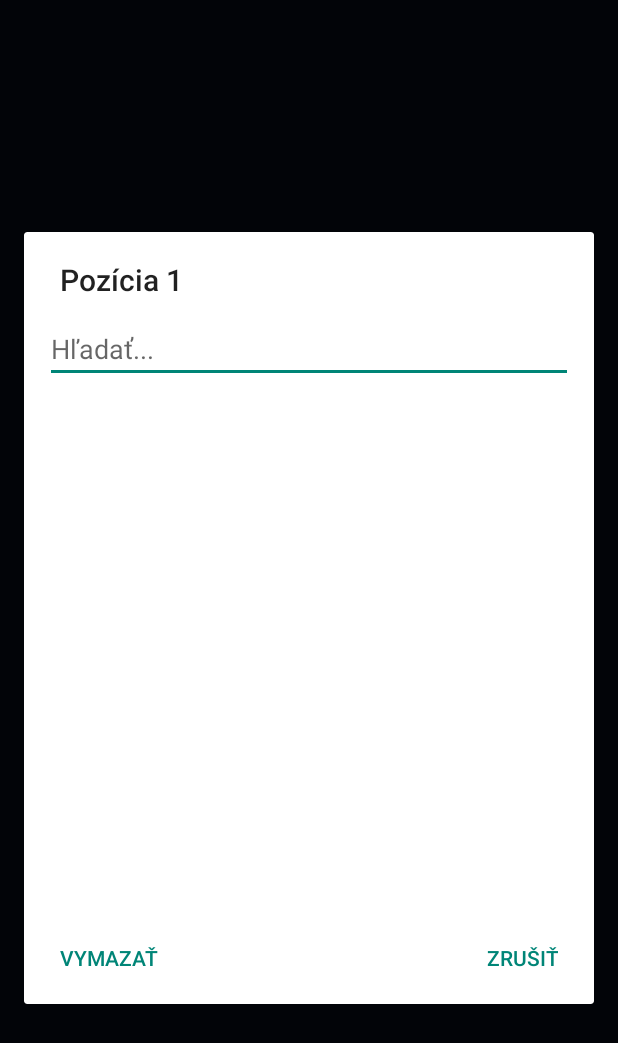
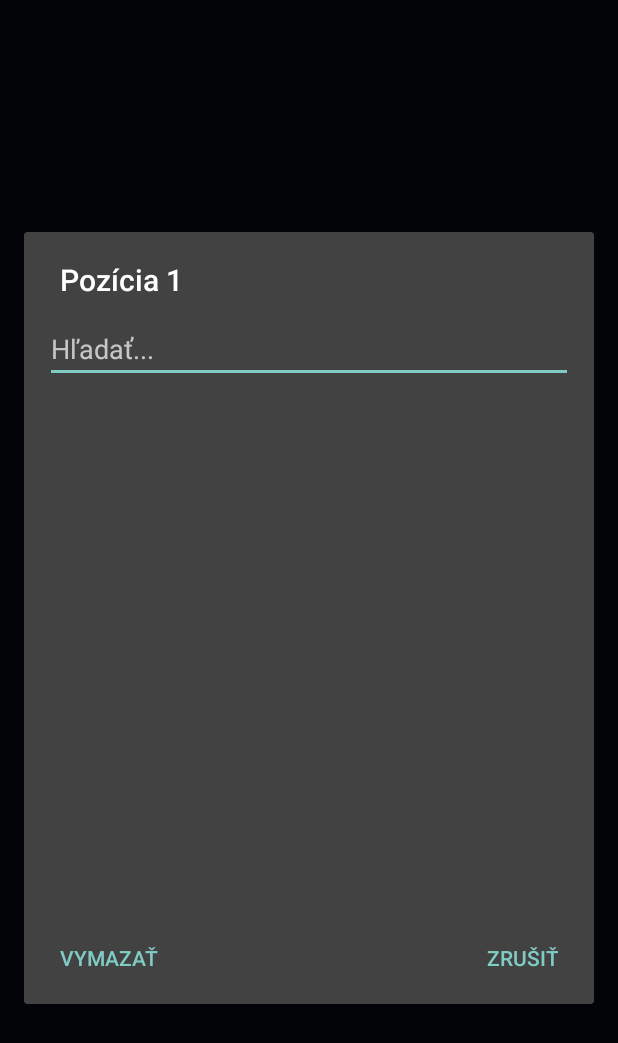
Before and after one commit to cva50000-svg/Menu_Android, an Android app: the screen it shows after launch (MainActivity), after a tap on "Vybrať", on a phone screen of 412 x 824 dp. Shown: the top 1043 px of the screen. Run offline under Robolectric (Android 15) with nearby library versions, the phone set to English and light mode, and no system bars.

Commit message:
Update styles.xml

```diff
--- a/app/src/main/res/values/styles.xml
+++ b/app/src/main/res/values/styles.xml
@@ -1,7 +1,5 @@
 <resources>
-    <!-- Base application theme. -->
-    <style name="AppTheme" parent="Theme.AppCompat.Light.NoActionBar">
-        <!-- Customize your theme here. -->
+    <style name="AppTheme" parent="@android:style/Theme.Material.NoActionBar">
         <item name="android:windowBackground">@android:color/black</item>
         <item name="android:windowNoTitle">true</item>
     </style>
```
